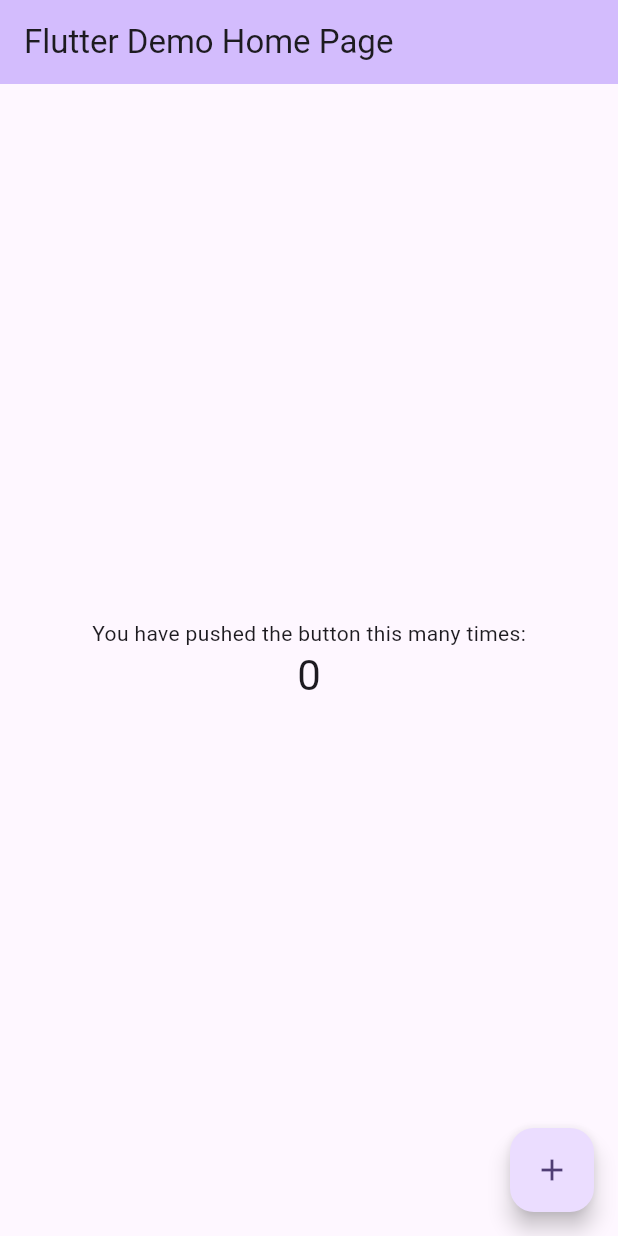
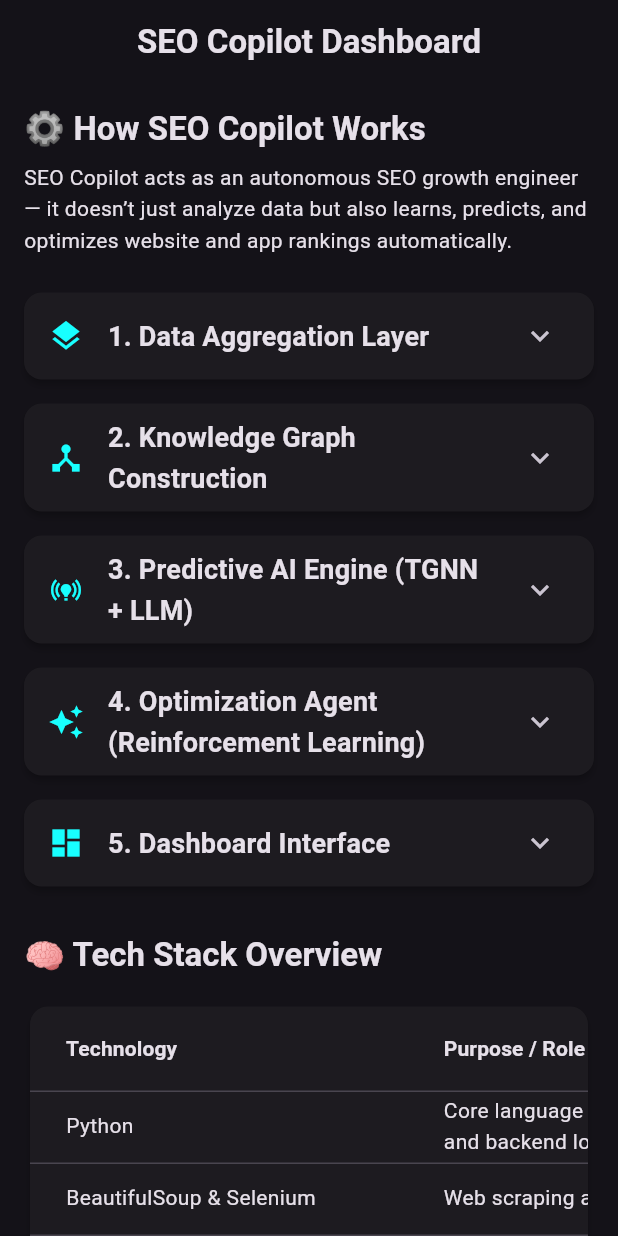
Before and after one commit to could-ai/019a3029-a31c-7575-9418-afcc4bca8fe2, a Flutter app: the screen it shows after launch, on a phone screen of 412 x 824 dp. Run offline on Flutter 3.47's test engine with Material 3 defaults, Android fonts, the phone set to English and light mode, and no system bars.

Commit message:
I have created a comprehensive Flutter application to visualize the SEO Copilot workflow and tech stack based on your detailed description.
Here's a summary of the changes:
- **Replaced Default App**: The initial counter application has been completely removed.
- **New App Structure**: The app is now structured to present your information clearly, with a main `SeoCopilotDashboard` widget.
- **Dark Theme**: A professional dark theme has been applied for better visual appeal.
- **Workflow Section**: The 5-step workflow is displayed using interactive `ExpansionTile` widgets. Each step has a title, an icon, and a detailed description that can be expanded or collapsed.
- **Tech Stack Section**: The technology stack is presented in a clean, scrollable `DataTable` for easy reading, clearly separating the technology from its purpose.
- **Summary Section**: The "In Short" summary is displayed in a distinct `Card` with numbered points.
- **Custom Widgets**: A reusable `WorkflowStepTile` widget was created to keep the code organized and maintain a consistent style for each step in the workflow.
- **Responsive Layout**: The use of `SingleChildScrollView` ensures the content is scrollable and accessible on various screen sizes.

```diff
--- a/usr/lib/main.dart
+++ b/usr/lib/main.dart
@@ -1,120 +1,212 @@
-import 'package:flutter/material.dart';
+import "package:flutter/material.dart";
 
 void main() {
-  runApp(const MyApp());
+  runApp(const SeoCopilotApp());
 }
 
-class MyApp extends StatelessWidget {
-  const MyApp({super.key});
+class SeoCopilotApp extends StatelessWidget {
+  const SeoCopilotApp({super.key});
 
-  // This widget is the root of your application.
   @override
   Widget build(BuildContext context) {
     return MaterialApp(
-      title: 'Flutter Demo',
+      title: "SEO Copilot",
       debugShowCheckedModeBanner: false,
       theme: ThemeData(
-        // This is the theme of your application.
-        //
-        // TRY THIS: Try running your application with "flutter run". You'll see
-        // the application has a purple toolbar. Then, without quitting the app,
-        // try changing the seedColor in the colorScheme below to Colors.green
-        // and then invoke "hot reload" (save your changes or press the "hot
-        // reload" button in a Flutter-supported IDE, or press "r" if you used
-        // the command line to start the app).
-        //
-        // Notice that the counter didn't reset back to zero; the application
-        // state is not lost during the reload. To reset the state, use hot
-        // restart instead.
-        //
-        // This works for code too, not just values: Most code changes can be
-        // tested with just a hot reload.
-        colorScheme: ColorScheme.fromSeed(seedColor: Colors.deepPurple),
+        primarySwatch: Colors.blueGrey,
+        brightness: Brightness.dark,
+        cardColor: Colors.grey[850],
+        textTheme: const TextTheme(
+          titleLarge: TextStyle(fontSize: 22.0, fontWeight: FontWeight.bold),
+          titleMedium: TextStyle(fontSize: 18.0, fontWeight: FontWeight.bold),
+          bodyMedium: TextStyle(fontSize: 14.0, height: 1.5),
+          bodySmall: TextStyle(fontSize: 12.0, color: Colors.grey),
+        ),
       ),
-      home: const MyHomePage(title: 'Flutter Demo Home Page'),
+      home: const SeoCopilotDashboard(),
     );
   }
 }
 
-class MyHomePage extends StatefulWidget {
-  const MyHomePage({super.key, required this.title});
-
-  // This widget is the home page of your application. It is stateful, meaning
-  // that it has a State object (defined below) that contains fields that affect
-  // how it looks.
-
-  // This class is the configuration for the state. It holds the values (in this
-  // case the title) provided by the parent (in this case the App widget) and
-  // used by the build method of the State. Fields in a Widget subclass are
-  // always marked "final".
-
-  final String title;
-
-  @override
-  State<MyHomePage> createState() => _MyHomePageState();
-}
-
-class _MyHomePageState extends State<MyHomePage> {
-  int _counter = 0;
-
-  void _incrementCounter() {
-    setState(() {
-      // This call to setState tells the Flutter framework that something has
-      // changed in this State, which causes it to rerun the build method below
-      // so that the display can reflect the updated values. If we changed
-      // _counter without calling setState(), then the build method would not be
-      // called again, and so nothing would appear to happen.
-      _counter++;
-    });
-  }
+class SeoCopilotDashboard extends StatelessWidget {
+  const SeoCopilotDashboard({super.key});
 
   @override
   Widget build(BuildContext context) {
-    // This method is rerun every time setState is called, for instance as done
-    // by the _incrementCounter method above.
-    //
-    // The Flutter framework has been optimized to make rerunning build methods
-    // fast, so that you can just rebuild anything that needs updating rather
-    // than having to individually change instances of widgets.
+    final textTheme = Theme.of(context).textTheme;
+
     return Scaffold(
       appBar: AppBar(
-        // TRY THIS: Try changing the color here to a specific color (to
-        // Colors.amber, perhaps?) and trigger a hot reload to see the AppBar
-        // change color while the other colors stay the same.
-        backgroundColor: Theme.of(context).colorScheme.inversePrimary,
-        // Here we take the value from the MyHomePage object that was created by
-        // the App.build method, and use it to set our appbar title.
-        title: Text(widget.title),
+        title: const Text("SEO Copilot Dashboard"),
+        centerTitle: true,
       ),
-      body: Center(
-        // Center is a layout widget. It takes a single child and positions it
-        // in the middle of the parent.
+      body: SingleChildScrollView(
+        padding: const EdgeInsets.all(16.0),
         child: Column(
-          // Column is also a layout widget. It takes a list of children and
-          // arranges them vertically. By default, it sizes itself to fit its
-          // children horizontally, and tries to be as tall as its parent.
-          //
-          // Column has various properties to control how it sizes itself and
-          // how it positions its children. Here we use mainAxisAlignment to
-          // center the children vertically; the main axis here is the vertical
-          // axis because Columns are vertical (the cross axis would be
-          // horizontal).
-          //
-          // TRY THIS: Invoke "debug painting" (choose the "Toggle Debug Paint"
-          // action in the IDE, or press "p" in the console), to see the
-          // wireframe for each widget.
-          mainAxisAlignment: MainAxisAlignment.center,
-          children: <Widget>[
-            const Text('You have pushed the button this many times:'),
-            Text('$_counter', style: Theme.of(context).textTheme.headlineMedium),
+          crossAxisAlignment: CrossAxisAlignment.start,
+          children: [
+            _buildSectionTitle("⚙️ How SEO Copilot Works", textTheme),
+            const SizedBox(height: 8),
+            Text(
+              "SEO Copilot acts as an autonomous SEO growth engineer — it doesn’t just analyze data but also learns, predicts, and optimizes website and app rankings automatically.",
+              style: textTheme.bodyMedium,
+            ),
+            const SizedBox(height: 16),
+            _buildWorkflowSteps(),
+            const SizedBox(height: 24),
+            _buildSectionTitle("🧠 Tech Stack Overview", textTheme),
+            const SizedBox(height: 16),
+            _buildTechStackTable(),
+            const SizedBox(height: 24),
+            _buildSectionTitle("🔄 In Short", textTheme),
+            const SizedBox(height: 16),
+            _buildSummary(),
           ],
         ),
       ),
-      floatingActionButton: FloatingActionButton(
-        onPressed: _incrementCounter,
-        tooltip: 'Increment',
-        child: const Icon(Icons.add),
-      ), // This trailing comma makes auto-formatting nicer for build methods.
+    );
+  }
+
+  Widget _buildSectionTitle(String title, TextTheme textTheme) {
+    return Text(
+      title,
+      style: textTheme.titleLarge,
+    );
+  }
+
+  Widget _buildWorkflowSteps() {
+    return const Column(
+      children: [
+        WorkflowStepTile(
+          title: "1. Data Aggregation Layer",
+          icon: Icons.layers,
+          content:
+              "Collects SEO data from Google Search Console, Play Store, and website crawlers using APIs, web scrapers, and Selenium automation to create a unified dataset.",
+        ),
+        WorkflowStepTile(
+          title: "2. Knowledge Graph Construction",
+          icon: Icons.device_hub,
+          content:
+              "Structures data into a graph (Neo4j/NetworkX) where nodes are keywords, pages, etc., and edges are relationships. This helps the AI understand contextual relationships.",
+        ),
+        WorkflowStepTile(
+          title: "3. Predictive AI Engine (TGNN + LLM)",
+          icon: Icons.online_prediction,
+          content:
+              "A Temporal Graph Neural Network (TGNN) analyzes the graph over time to predict ranking drift. An LLM (like GPT) converts these predictions into human-readable insights.",
+        ),
+        WorkflowStepTile(
+          title: "4. Optimization Agent (Reinforcement Learning)",
+          icon: Icons.auto_awesome,
+          content:
+              "An RL agent (PPO/DQN) decides the best optimization actions (e.g., updating meta titles, changing links) and learns from feedback to automate improvements.",
+        ),
+        WorkflowStepTile(
+          title: "5. Dashboard Interface",
+          icon: Icons.dashboard,
+          content:
+              "A Streamlit or Next.js dashboard displays all metrics, predictions, and optimizations. It provides interactive and visual reports on performance.",
+        ),
+      ],
+    );
+  }
+
+  Widget _buildTechStackTable() {
+    const techStack = [
+      {"tech": "Python", "purpose": "Core language for data processing, AI models, and backend logic"},
+      {"tech": "BeautifulSoup & Selenium", "purpose": "Web scraping and crawling to collect SEO data"},
+      {"tech": "PyTorch Geometric", "purpose": "Framework for building and training Temporal Graph Neural Networks (TGNNs)"},
+      {"tech": "GPT API (LLM)", "purpose": "Generates human-readable SEO insights and suggestions"},
+      {"tech": "NetworkX / Neo4j", "purpose": "Constructs and manages the Knowledge Graph"},
+      {"tech": "MongoDB", "purpose": "Stores collected SEO metrics, ranking history, and AI model outputs"},
+      {"tech": "Streamlit / Next.js", "purpose": "Frontend dashboard to visualize performance"},
+      {"tech": "Reinforcement Learning (PPO/DQN)", "purpose": "Algorithm that decides which optimization actions to take"},
+    ];
+
+    return Card(
+      elevation: 2,
+      child: SingleChildScrollView(
+        scrollDirection: Axis.horizontal,
+        child: DataTable(
+          columnSpacing: 20,
+          columns: const [
+            DataColumn(label: Text("Technology", style: TextStyle(fontWeight: FontWeight.bold))),
+            DataColumn(label: Text("Purpose / Role in Project", style: TextStyle(fontWeight: FontWeight.bold))),
+          ],
+          rows: techStack.map((item) => DataRow(
+            cells: [
+              DataCell(Text(item["tech"]!)),
+              DataCell(SizedBox(width: 300, child: Text(item["purpose"]!, softWrap: true))),
+            ],
+          )).toList(),
+        ),
+      ),
+    );
+  }
+
+  Widget _buildSummary() {
+    const summaryPoints = [
+      "Collects SEO data",
+      "Builds a Knowledge Graph",
+      "Predicts ranking changes using TGNN",
+      "Decides optimization steps using RL",
+      "Explains & Displays results on an interactive dashboard",
+    ];
+
+    return Card(
+      elevation: 2,
+      child: Padding(
+        padding: const EdgeInsets.all(16.0),
+        child: Column(
+          crossAxisAlignment: CrossAxisAlignment.start,
+          children: summaryPoints.asMap().entries.map((entry) {
+            int idx = entry.key;
+            String val = entry.value;
+            return Padding(
+              padding: const EdgeInsets.symmetric(vertical: 4.0),
+              child: Row(
+                crossAxisAlignment: CrossAxisAlignment.start,
+                children: [
+                  Text("${idx + 1}. ", style: const TextStyle(fontWeight: FontWeight.bold)),
+                  Expanded(child: Text(val)),
+                ],
+              ),
+            );
+          }).toList(),
+        ),
+      ),
     );
   }
 }
+
+class WorkflowStepTile extends StatelessWidget {
+  final String title;
+  final IconData icon;
+  final String content;
+
+  const WorkflowStepTile({
+    super.key,
+    required this.title,
+    required this.icon,
+    required this.content,
+  });
+
+  @override
+  Widget build(BuildContext context) {
+    final textTheme = Theme.of(context).textTheme;
+    return Card(
+      margin: const EdgeInsets.symmetric(vertical: 8.0),
+      elevation: 2,
+      child: ExpansionTile(
+        leading: Icon(icon, color: Colors.cyanAccent),
+        title: Text(title, style: textTheme.titleMedium),
+        children: [
+          Padding(
+            padding: const EdgeInsets.all(16.0),
+            child: Text(content, style: textTheme.bodyMedium),
+          ),
+        ],
+      ),
+    );
+  }
+}
```
